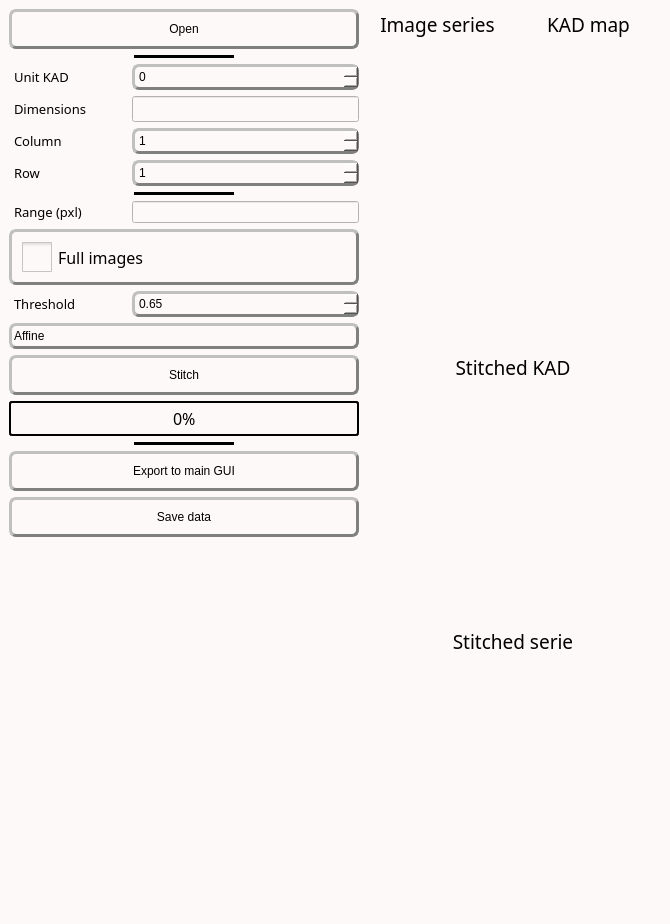
Old version of the form inichord/Series_Stitching_v4.ui in the repository Cyril-Langlois/iniCHORD.
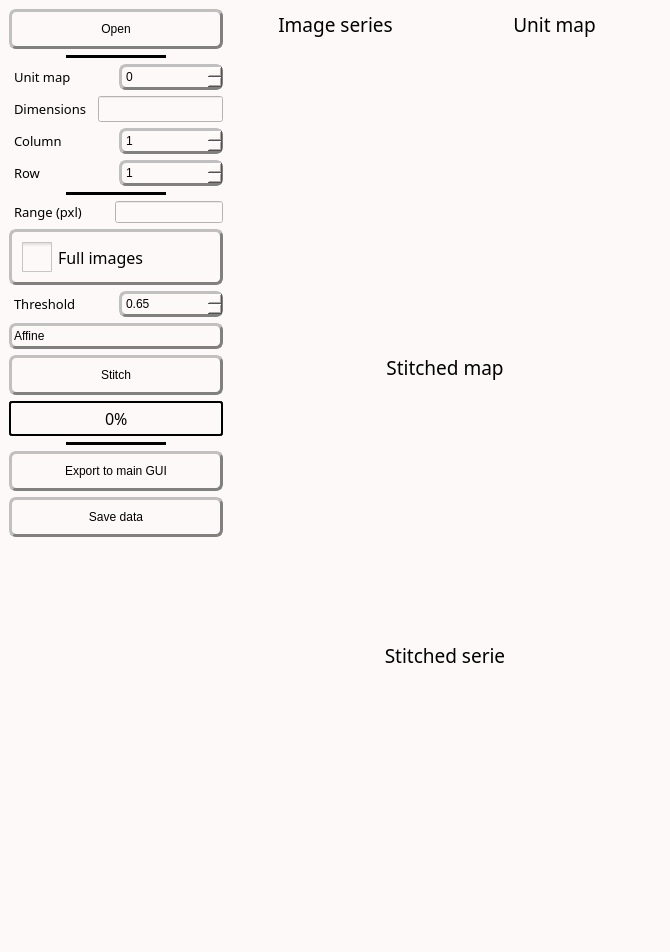
New version of the form. Icons and pictures are not drawn. Custom widgets are drawn as their Qt base class.

The edit to the form file:
```diff
--- a/inichord/Series_Stitching_v4.ui
+++ b/inichord/Series_Stitching_v4.ui
@@ -7,7 +7,7 @@
     <x>0</x>
     <y>0</y>
     <width>670</width>
-    <height>632</height>
+    <height>952</height>
    </rect>
   </property>
   <property name="windowTitle">
@@ -259,7 +259,7 @@
              <string notr="true">font: 10pt &quot;Noto Sans Cond&quot;;</string>
             </property>
             <property name="text">
-             <string>Unit KAD</string>
+             <string>Unit map</string>
             </property>
             <property name="alignment">
              <set>Qt::AlignLeading|Qt::AlignLeft|Qt::AlignVCenter</set>
@@ -877,7 +877,7 @@
             </property>
             <property name="minimumSize">
              <size>
-              <width>350</width>
+              <width>114</width>
               <height>350</height>
              </size>
             </property>
@@ -1370,7 +1370,7 @@
                <number>0</number>
               </property>
               <property name="text">
-               <string>KAD map</string>
+               <string>Unit map</string>
               </property>
               <property name="scaledContents">
                <bool>false</bool>
@@ -1603,7 +1603,7 @@
                <number>0</number>
               </property>
               <property name="text">
-               <string>Stitched KAD</string>
+               <string>Stitched map</string>
               </property>
               <property name="scaledContents">
                <bool>false</bool>
```
